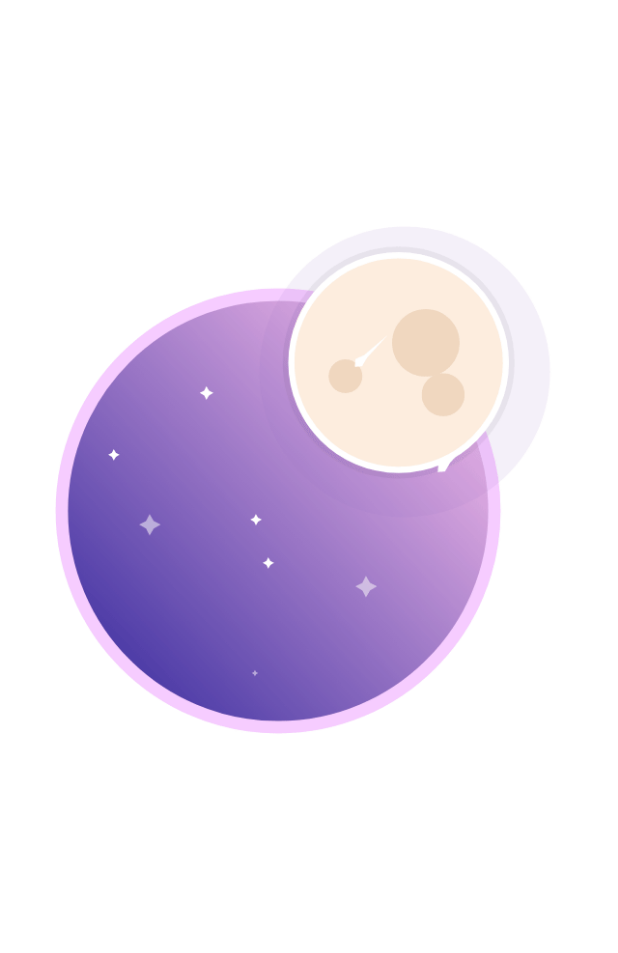
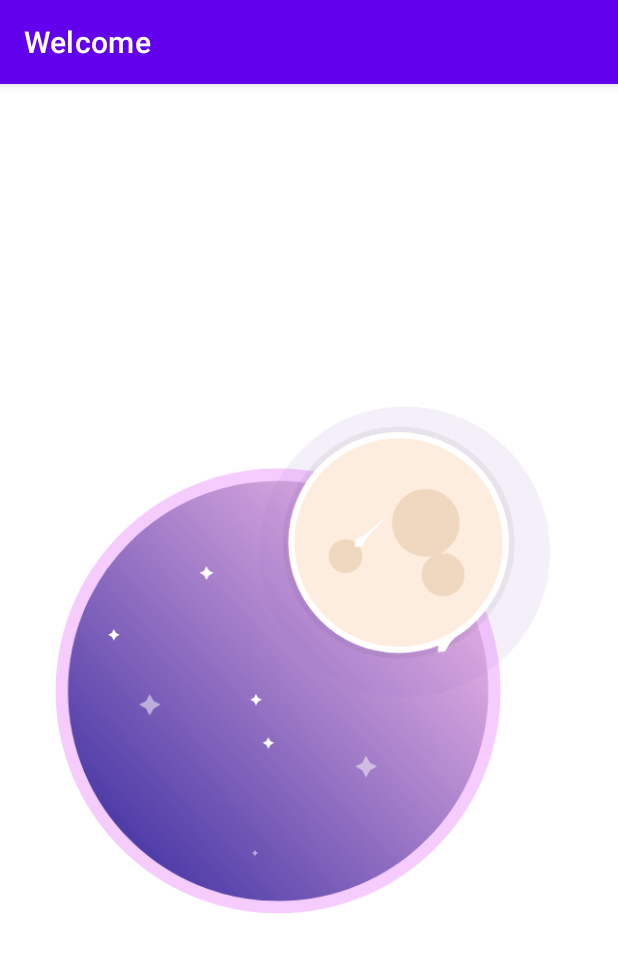
Before and after one commit to savanahatieno/Luna, an Android app: the WelcomeScreen screen opened directly, with no data from a screen before it, on a phone screen of 412 x 824 dp. Shown: the top 953 px of the screen. Run offline under Robolectric (Android 15) with nearby library versions, the phone set to English and light mode, and no system bars.

```diff
--- a/app/src/main/AndroidManifest.xml
+++ b/app/src/main/AndroidManifest.xml
@@ -11,7 +11,8 @@
         android:supportsRtl="true"
         android:theme="@style/Theme.Luna"
         tools:ignore="AllowBackup">
-        <activity android:name=".WelcomeScreen"/>
+        <activity android:name=".WelcomeScreen"
+            android:label="Welcome"/>
         <activity android:name=".MainActivity">
             <intent-filter>
                 <action android:name="android.intent.action.MAIN" />
--- a/app/src/main/java/com/moringaschool/luna/WelcomeScreen.java
+++ b/app/src/main/java/com/moringaschool/luna/WelcomeScreen.java
@@ -2,7 +2,9 @@ package com.moringaschool.luna;
 
 import androidx.appcompat.app.AppCompatActivity;
 
+import android.content.Intent;
 import android.os.Bundle;
+import android.os.Handler;
 import android.view.Window;
 import android.view.WindowManager;
 
@@ -10,16 +12,13 @@ import java.util.Objects;
 
 public class WelcomeScreen extends AppCompatActivity {
 
-    private static final int WELCOME_SCREEN_TIMEOUT = 2000;
 
     @Override
     protected void onCreate(Bundle savedInstanceState) {
         super.onCreate(savedInstanceState);
+        setContentView(R.layout.activity_welcome_screen);
 
-        requestWindowFeature(Window.FEATURE_NO_TITLE);
-        this.getWindow().setFlags(WindowManager.LayoutParams.FLAG_FULLSCREEN,WindowManager.LayoutParams.FLAG_FULLSCREEN);
-        getSupportActionBar().hide();
 
-        setContentView(R.layout.activity_welcome_screen);
+
     }
 }
--- a/app/src/main/res/layout/activity_welcome_screen.xml
+++ b/app/src/main/res/layout/activity_welcome_screen.xml
@@ -4,14 +4,16 @@
     xmlns:tools="http://schemas.android.com/tools"
     android:layout_width="match_parent"
     android:layout_height="match_parent"
-    tools:context=".WelcomeScreen">
+    tools:context=".WelcomeScreen"
+    android:background="#ffffff">
 
 
     <pl.droidsonroids.gif.GifImageView
         android:id="@+id/gifImageView"
         android:layout_width="wrap_content"
-        android:layout_height="wrap_content"
-        android:src="@drawable/animation" />
+        android:layout_height="match_parent"
+        android:src="@drawable/animation"
+        android:layout_centerInParent="true"/>
 
 
 </RelativeLayout>
```
